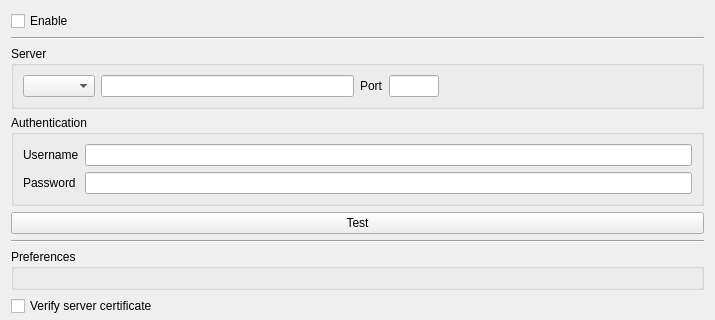
Before: the Qt Designer form src/settings/subsonicsettingspage.ui in strawberrymusicplayer/strawberry, drawn with Qt 5; both pictures show x 0 to 715 and y 0 to 320 of the 715 by 836 pixel window.
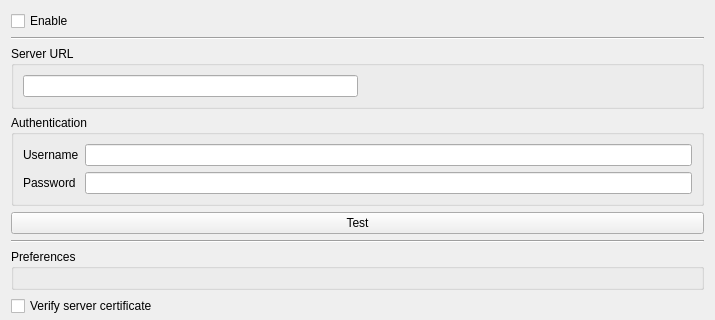
After: the same form once the commit is applied. Icons and pictures are not drawn.

```diff
--- a/src/settings/subsonicsettingspage.ui
+++ b/src/settings/subsonicsettingspage.ui
@@ -31,33 +31,13 @@
    <item>
     <widget class="QGroupBox" name="server_group">
      <property name="title">
-      <string>Server</string>
+      <string>Server URL</string>
      </property>
      <layout class="QVBoxLayout" name="verticalLayout">
       <item>
        <layout class="QHBoxLayout" name="layout_server">
         <item>
-         <widget class="QComboBox" name="scheme"/>
-        </item>
-        <item>
-         <widget class="QLineEdit" name="hostname"/>
-        </item>
-        <item>
-         <widget class="QLabel" name="label_port">
-          <property name="text">
-           <string>Port</string>
-          </property>
-         </widget>
-        </item>
-        <item>
-         <widget class="QLineEdit" name="port">
-          <property name="maximumSize">
-           <size>
-            <width>50</width>
-            <height>16777215</height>
-           </size>
-          </property>
-         </widget>
+         <widget class="QLineEdit" name="url"/>
         </item>
         <item>
          <spacer name="spacer_server">
```
